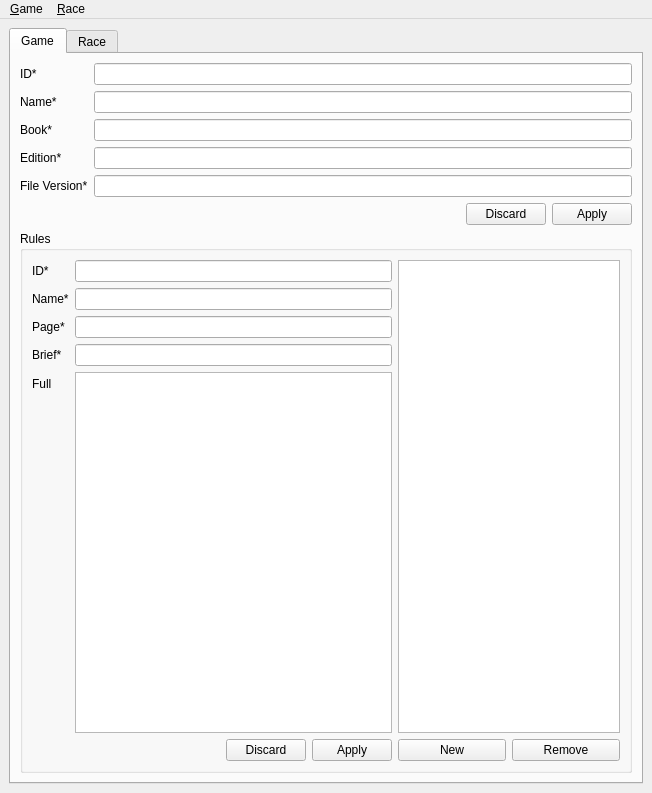
Before: the Qt Designer form waredit/forms/designer/GameRaceEdit.ui in ameily/WarRoom, drawn with Qt 5.
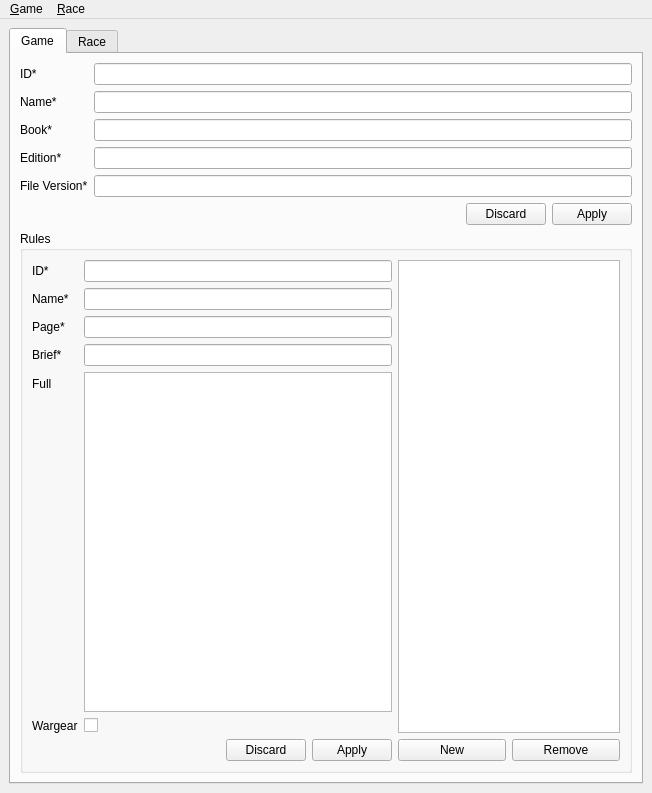
After: the same form once the commit is applied. Icons and pictures are not drawn. Custom widgets are drawn as their Qt base class.

Commit message: added (Game->)Rule abstract wargear field

The edit to the form file:
```diff
--- a/waredit/forms/designer/GameRaceEdit.ui
+++ b/waredit/forms/designer/GameRaceEdit.ui
@@ -8,7 +8,7 @@
     <x>0</x>
     <y>0</y>
     <width>652</width>
-    <height>732</height>
+    <height>753</height>
    </rect>
   </property>
   <property name="sizePolicy">
@@ -258,7 +258,10 @@
                    </property>
                   </widget>
                  </item>
-                 <item row="5" column="1">
+                 <item row="4" column="1">
+                  <widget class="RefPlainTextEdit" name="game_rule_fullEdit"/>
+                 </item>
+                 <item row="6" column="1">
                   <widget class="WarButtonBox" name="game_ruleSaveBox">
                    <property name="standardButtons">
                     <set>QDialogButtonBox::Apply|QDialogButtonBox::Discard</set>
@@ -268,8 +271,15 @@
                    </property>
                   </widget>
                  </item>
-                 <item row="4" column="1">
-                  <widget class="RefPlainTextEdit" name="game_rule_fullEdit"/>
+                 <item row="5" column="1">
+                  <widget class="QCheckBox" name="game_rule_wargearCheckBox"/>
+                 </item>
+                 <item row="5" column="0">
+                  <widget class="QLabel" name="game_rule_wargearLabel">
+                   <property name="text">
+                    <string>Wargear</string>
+                   </property>
+                  </widget>
                  </item>
                 </layout>
                </item>
```
Left out of the diff: 1 changed line with no effect on the pictures. The commit also changes 13 other files.
